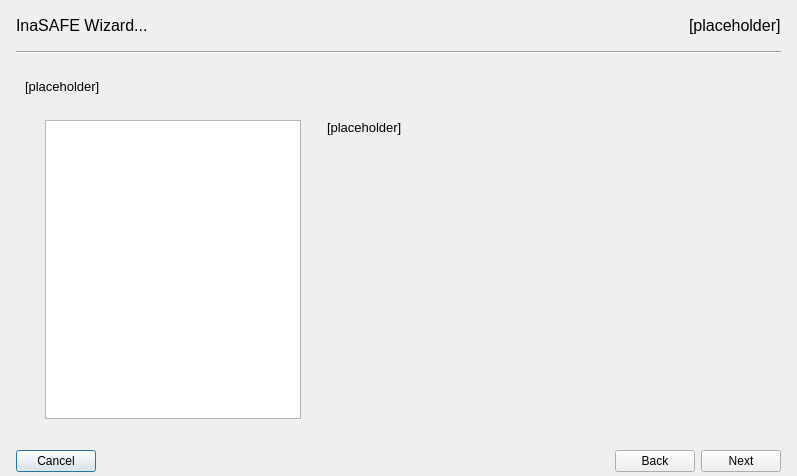
Qt form safe_qgis/ui/wizard_dialog_base.ui (inasafe/inasafe) before a commit.
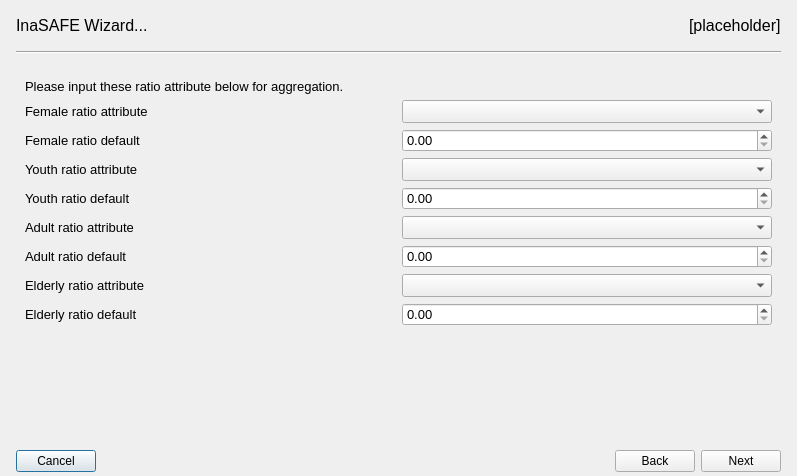
The same form after that commit. Icons and pictures are not drawn.

Commit message: Add new step on wizard.

What changed in the file:
```diff
--- a/safe_qgis/ui/wizard_dialog_base.ui
+++ b/safe_qgis/ui/wizard_dialog_base.ui
@@ -117,7 +117,7 @@
       <string notr="true">font-size:10pt</string>
      </property>
      <property name="currentIndex">
-      <number>3</number>
+      <number>5</number>
      </property>
      <widget class="QWidget" name="pg1Category">
       <property name="styleSheet">
@@ -1064,6 +1064,122 @@
        </item>
       </layout>
      </widget>
+     <widget class="QWidget" name="pg55Aggregations">
+      <property name="enabled">
+       <bool>true</bool>
+      </property>
+      <layout class="QVBoxLayout" name="verticalLayout_8">
+       <item>
+        <widget class="QLabel" name="lblAggregation">
+         <property name="font">
+          <font>
+           <pointsize>10</pointsize>
+          </font>
+         </property>
+         <property name="text">
+          <string>Please input these ratio attribute below for aggregation.</string>
+         </property>
+        </widget>
+       </item>
+       <item>
+        <layout class="QGridLayout" name="gridLayout_7">
+         <item row="2" column="0">
+          <widget class="QLabel" name="lblYouthRatioAttribute">
+           <property name="text">
+            <string>Youth ratio attribute</string>
+           </property>
+          </widget>
+         </item>
+         <item row="1" column="1">
+          <widget class="QDoubleSpinBox" name="dsbFemaleRatioDefault"/>
+         </item>
+         <item row="2" column="1">
+          <widget class="QComboBox" name="cboYouthRatioAttribute"/>
+         </item>
+         <item row="4" column="0">
+          <widget class="QLabel" name="lblAdultRatioAttribute">
+           <property name="text">
+            <string>Adult ratio attribute</string>
+           </property>
+          </widget>
+         </item>
+         <item row="5" column="1">
+          <widget class="QDoubleSpinBox" name="dsbAdultRatioDefault"/>
+         </item>
+         <item row="6" column="1">
+          <widget class="QComboBox" name="cboElderlyRatioAttribute"/>
+         </item>
+         <item row="3" column="0">
+          <widget class="QLabel" name="lblYouthRatioDefault">
+           <property name="text">
+            <string>Youth ratio default</string>
+           </property>
+          </widget>
+         </item>
+         <item row="0" column="1">
+          <widget class="QComboBox" name="cboFemaleRatioAttribute"/>
+         </item>
+         <item row="1" column="0">
+          <widget class="QLabel" name="lblFemaleRatioDefault">
+           <property name="text">
+            <string>Female ratio default</string>
+           </property>
+          </widget>
+         </item>
+         <item row="5" column="0">
+          <widget class="QLabel" name="lblAdultRatioDefault">
+           <property name="text">
+            <string>Adult ratio default</string>
+           </property>
+          </widget>
+         </item>
+         <item row="6" column="0">
+          <widget class="QLabel" name="lblElderlyRatioAttribute">
+           <property name="text">
+            <string>Elderly ratio attribute</string>
+           </property>
+          </widget>
+         </item>
+         <item row="4" column="1">
+          <widget class="QComboBox" name="cboAdultRatioAttribute"/>
+         </item>
+         <item row="3" column="1">
+          <widget class="QDoubleSpinBox" name="dsbYouthRatioDefault"/>
+         </item>
+         <item row="0" column="0">
+          <widget class="QLabel" name="lblFemaleRatioAttribute">
+           <property name="text">
+            <string>Female ratio attribute</string>
+           </property>
+          </widget>
+         </item>
+         <item row="7" column="0">
+          <widget class="QLabel" name="lblElderlyRatioDefault">
+           <property name="text">
+            <string>Elderly ratio default</string>
+           </property>
+          </widget>
+         </item>
+         <item row="7" column="1">
+          <widget class="QDoubleSpinBox" name="dsbElderlyRatioDefault"/>
+         </item>
+        </layout>
+       </item>
+       <item>
+        <spacer name="verticalSpacer_22">
+         <property name="orientation">
+          <enum>Qt::Vertical</enum>
+         </property>
+         <property name="sizeHint" stdset="0">
+          <size>
+           <width>20</width>
+           <height>40</height>
+          </size>
+         </property>
+        </spacer>
+       </item>
+      </layout>
+     </widget>
      <widget class="QWidget" name="pg6Source">
       <layout class="QVBoxLayout" name="verticalLayout_6">
        <item>
```
The commit also changes 1 other file.
